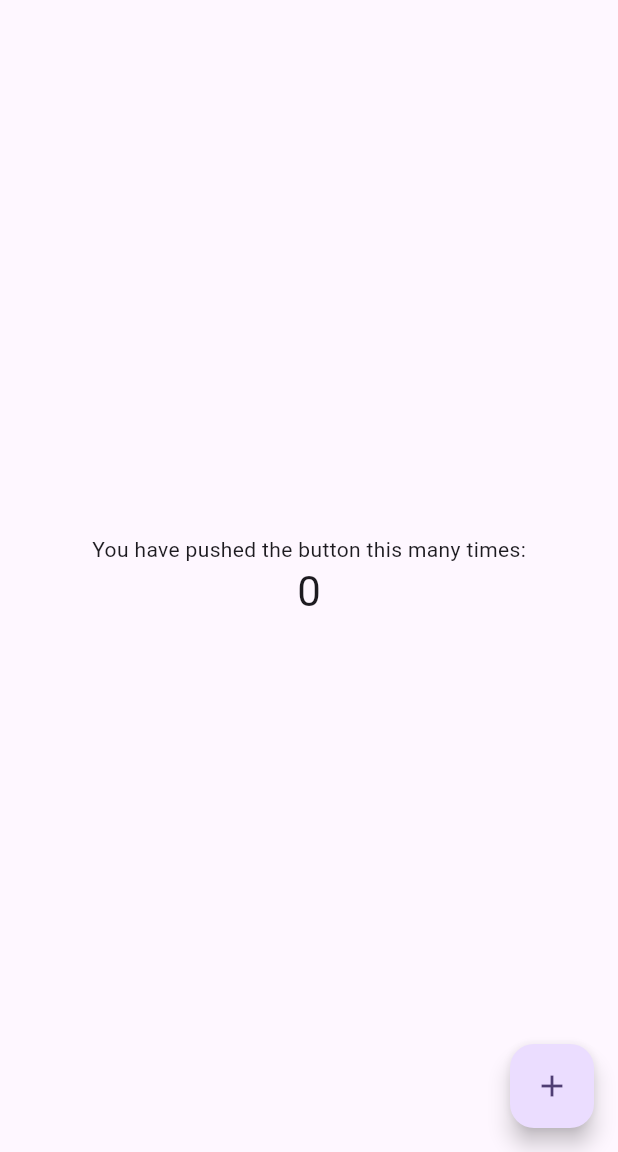
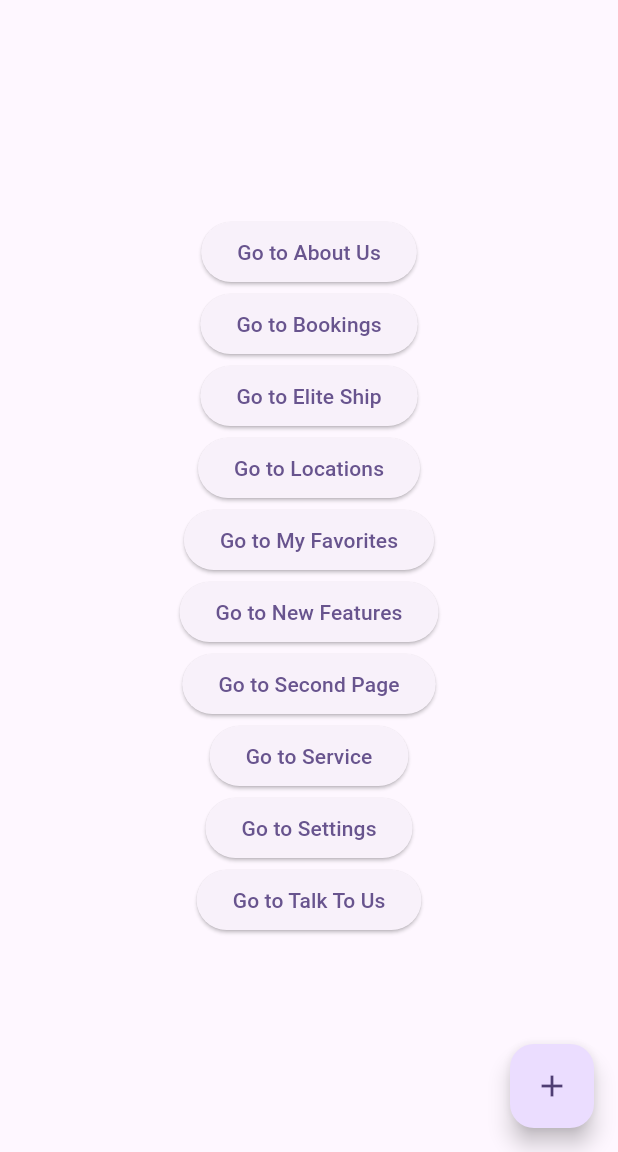
Before and after one commit to mohdaslam01/-XCrossPlatform-App, a Flutter app: the screen it shows after launch, on a phone screen of 412 x 824 dp, the part 84-1236 px from its top. Run offline on Flutter 3.47's test engine with Material 3 defaults, Android fonts, the phone set to English and light mode, and no system bars.

Commit message:
successfully added pages without any error - Alhamdulillah

```diff
--- a/projectapp/lib/main.dart
+++ b/projectapp/lib/main.dart
@@ -1,4 +1,15 @@
 import 'package:flutter/material.dart';
+import 'about_us.dart';
+import 'bookings.dart';
+import 'elite_ship.dart';
+import 'home.dart';
+import 'locations.dart';
+import 'myfav.dart';
+import 'new_features.dart';
+import 'second_page.dart';
+import 'service.dart';
+import 'settings.dart';
+import 'talk_to_us.dart';
 
 void main() {
   runApp(const MyApp());
@@ -103,7 +114,7 @@ class _MyHomePageState extends State<MyHomePage> {
           // TRY THIS: Invoke "debug painting" (choose the "Toggle Debug Paint"
           // action in the IDE, or press "p" in the console), to see the
           // wireframe for each widget.
-          mainAxisAlignment: MainAxisAlignment.center,
+          /*mainAxisAlignment: MainAxisAlignment.center,
           children: <Widget>[
             const Text(
               'You have pushed the button this many times:',
@@ -111,6 +122,99 @@ class _MyHomePageState extends State<MyHomePage> {
             Text(
               '$_counter',
               style: Theme.of(context).textTheme.headlineMedium,
+            ),
+          ],  end changes */ //Widget[]
+          mainAxisAlignment: MainAxisAlignment.center,
+          children: <Widget>[
+            ElevatedButton(
+              onPressed: () {
+                Navigator.push(
+                  context,
+                  MaterialPageRoute(builder: (context) => const AboutUs()),
+                );
+              },
+              child: const Text('Go to About Us'),
+            ),
+            ElevatedButton(
+              onPressed: () {
+                Navigator.push(
+                  context,
+                  MaterialPageRoute(builder: (context) => const Bookings()),
+                );
+              },
+              child: const Text('Go to Bookings'),
+            ),
+            ElevatedButton(
+              onPressed: () {
+                Navigator.push(
+                  context,
+                  MaterialPageRoute(builder: (context) => const EliteShip()),
+                );
+              },
+              child: const Text('Go to Elite Ship'),
+            ),
+            ElevatedButton(
+              onPressed: () {
+                Navigator.push(
+                  context,
+                  MaterialPageRoute(builder: (context) => const Locations()),
+                );
+              },
+              child: const Text('Go to Locations'),
+            ),
+            ElevatedButton(
+              onPressed: () {
+                Navigator.push(
+                  context,
+                  MaterialPageRoute(builder: (context) => const MyFav()),
+                );
+              },
+              child: const Text('Go to My Favorites'),
+            ),
+            ElevatedButton(
+              onPressed: () {
+                Navigator.push(
+                  context,
+                  MaterialPageRoute(builder: (context) => const NewFeatures()),
+                );
+              },
+              child: const Text('Go to New Features'),
+            ),
+            ElevatedButton(
+              onPressed: () {
+                Navigator.push(
+                  context,
+                  MaterialPageRoute(builder: (context) => const SecondPage()),
+                );
+              },
+              child: const Text('Go to Second Page'),
+            ),
+            ElevatedButton(
+              onPressed: () {
+                Navigator.push(
+                  context,
+                  MaterialPageRoute(builder: (context) => const Service()),
+                );
+              },
+              child: const Text('Go to Service'),
+            ),
+            ElevatedButton(
+              onPressed: () {
+                Navigator.push(
+                  context,
+                  MaterialPageRoute(builder: (context) => const Settings()),
+                );
+              },
+              child: const Text('Go to Settings'),
+            ),
+            ElevatedButton(
+              onPressed: () {
+                Navigator.push(
+                  context,
+                  MaterialPageRoute(builder: (context) => const TalkToUs()),
+                );
+              },
+              child: const Text('Go to Talk To Us'),
             ),
           ],
         ),
```
